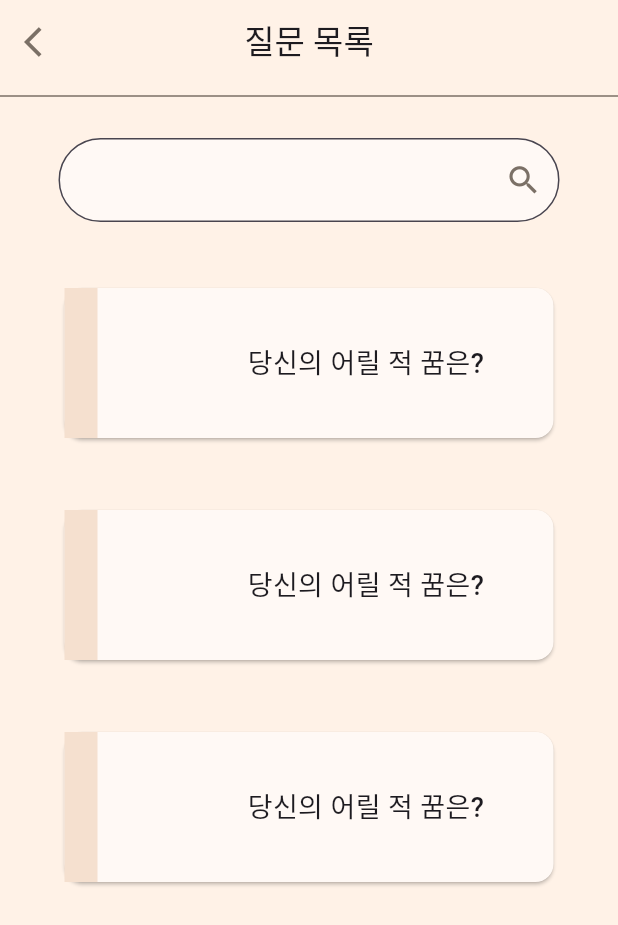
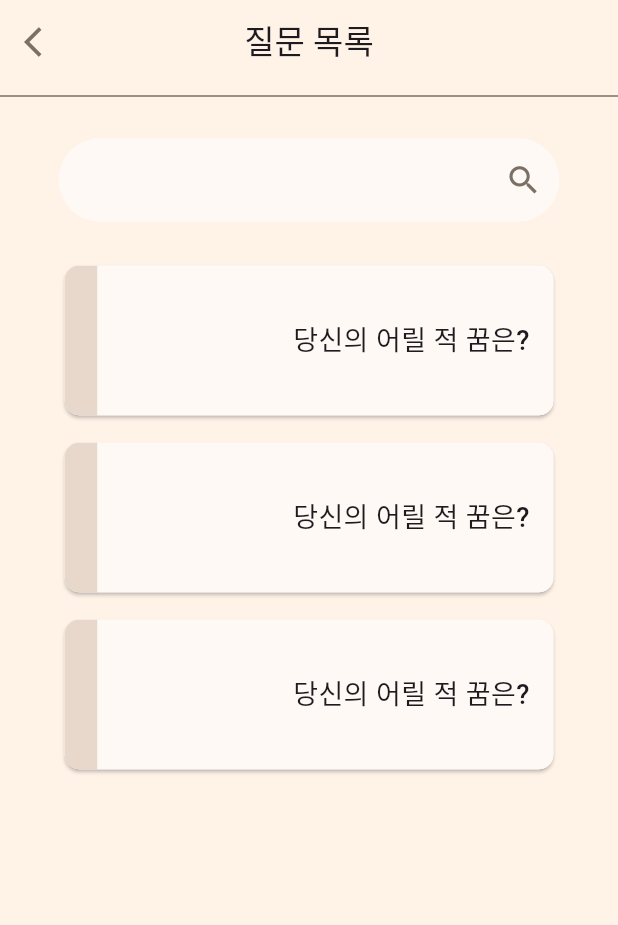
Before and after one commit to readygetset/everydaywithyou-client, a Flutter app: the screen it shows after launch, on a phone screen of 412 x 824 dp. Shown: the top 925 px of the screen. Run offline on Flutter 3.47's test engine with Material 3 defaults, Android fonts, the phone set to English and light mode, and no system bars; Roboto replaces fonts that are missing (NanumMyeongjo).

Commit message:
Feat: 질문 목록 페이지 수정

```diff
--- a/lib/questionList.dart
+++ b/lib/questionList.dart
@@ -59,14 +59,20 @@ class _questionListWidgetState extends State<questionListWidget> {
                       border: OutlineInputBorder(
                           borderRadius: BorderRadius.circular(999),
                           borderSide: BorderSide(
-                            color: Color(0xffFFF9F5),
-                          )
+                            color: Colors.transparent,
+                          ),
                       ),
                       focusedBorder: OutlineInputBorder(
                           borderRadius: BorderRadius.circular(999),
                           borderSide: BorderSide(
                             color: Color(0xffFFF9F5),
-                          )
+                          ),
+                      ),
+                      enabledBorder: OutlineInputBorder(
+                        borderRadius: BorderRadius.circular(999),
+                        borderSide: BorderSide(
+                          color: Colors.transparent, // Set the initial border color
+                        ),
                       ),
                       suffixIcon: IconButton(
                         icon: Icon(Icons.search),
@@ -100,11 +106,12 @@ class showCardWidget extends StatelessWidget {
   final String answer = '';
 
   @override
+  /*
   Widget build(BuildContext context) {
     return Container(
-      padding: EdgeInsets.fromLTRB(39, 20, 39, 20),
+      padding: EdgeInsets.fromLTRB(39, 5, 39, 5),
       child: Card(
-        color: Color(0xFFFFF9F5),
+        color: Color(0xFFFFFFFF),
         child: Container(
             width: 350,
             height: 100,
@@ -112,7 +119,7 @@ class showCardWidget extends StatelessWidget {
               children: [
                 Container(
                   width: 22,
-                  color: Color(0xFFF5E0CF),
+                  color: Color(0xFFE8D8CB),
                 ),
                SizedBox(width: 100),
                Text(
@@ -131,3 +138,57 @@ class showCardWidget extends StatelessWidget {
     );
   }
 }
+*/
+  Widget build(BuildContext context) {
+    return Container(
+      padding: EdgeInsets.fromLTRB(39, 5, 39, 5),
+      child: Card(
+        color: Colors.white, // Set the overall card color to white
+        shape: RoundedRectangleBorder(
+          borderRadius: BorderRadius.circular(10.0),
+        ),
+        clipBehavior: Clip.antiAlias,
+        child: Container(
+          width: 350,
+          height: 100,
+          child: Stack(
+            children: [
+              // Brown-colored section on the left
+              Positioned(
+                left: 0,
+                top: 0,
+                bottom: 0,
+                width: 22,
+                child: Container(
+                  color: Color(0xFFE8D8CB),
+                ),
+              ),
+              // White section on the right with text
+              Positioned(
+                left: 22,
+                top: 0,
+                right: 0,
+                bottom: 0,
+                child: Container(
+                  padding: EdgeInsets.all(16),
+                  color: Color(0xFFFFF9F5),
+                  child: Align(
+                    alignment: Alignment.centerRight,
+                    child: Text(
+                      '당신의 어릴 적 꿈은?',
+                      style: TextStyle(
+                        fontFamily: 'NanumMyeongjo',
+                        fontWeight: FontWeight.w500,
+                        fontSize: 18,
+                      ),
+                    ),
+                  ),
+                ),
+              ),
+            ],
+          ),
+        ),
+      ),
+    );
+  }
+}
```
